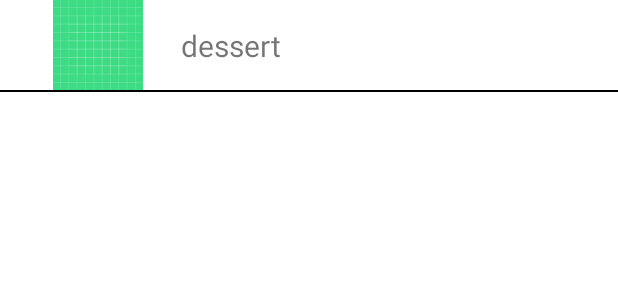
After one commit to Muppixia/AndroidERestaurant, an Android app: the layout activity_category_adapter.xml on its own in the app's theme, with its tools: preview values and no code run, on a phone screen of 412 x 824 dp. The commit adds this screen. Shown: the top 300 px of the screen. Run offline under Robolectric (Android 15) with nearby library versions, the phone set to English and light mode, and no system bars; network calls fail; Roboto replaces fonts that are not available here.

Commit message:
Commit 3

```diff
--- a/app/build.gradle
+++ b/app/build.gradle
@@ -42,7 +42,12 @@ dependencies {
     implementation 'androidx.appcompat:appcompat:1.4.1'
     implementation 'com.google.android.material:material:1.5.0'
     implementation 'androidx.constraintlayout:constraintlayout:2.1.3'
+    implementation 'com.android.volley:volley:1.2.0'
     testImplementation 'junit:junit:4.13.2'
     androidTestImplementation 'androidx.test.ext:junit:1.1.3'
     androidTestImplementation 'androidx.test.espresso:espresso-core:3.4.0'
+    implementation 'androidx.cardview:cardview:1.0.0'
+    implementation("com.android.volley:volley:1.2.1")
+    implementation 'com.google.code.gson:gson:2.8.5'
+    implementation 'com.squareup.picasso:picasso:2.71828'
 }
--- a/app/src/main/AndroidManifest.xml
+++ b/app/src/main/AndroidManifest.xml
@@ -9,6 +9,12 @@
         android:roundIcon="@mipmap/ic_launcher_round"
         android:supportsRtl="true"
         android:theme="@style/Theme.AndroidERestaurant">
+        <activity
+            android:name=".CategoryAdapter"
+            android:exported="false" />
+        <activity
+            android:name=".DetailActivity"
+            android:exported="false" />
         <activity
             android:name=".CategoryActivity"
             android:exported="false" />
--- /dev/null
+++ b/app/src/main/java/fr/isen/turcotti/androiderestaurant/model/Category.kt
@@ -0,0 +1,5 @@
+package fr.isen.turcotti.androiderestaurant.model
+
+import java.io.Serializable
+
+data class Category(val name_fr: String, val items: ArrayList<Item>) :Serializable
--- /dev/null
+++ b/app/src/main/java/fr/isen/turcotti/androiderestaurant/model/DataResult.kt
@@ -0,0 +1,5 @@
+package fr.isen.turcotti.androiderestaurant.model
+
+import java.io.Serializable
+
+data class DataResult(val data: ArrayList<Category>) :Serializable
--- /dev/null
+++ b/app/src/main/java/fr/isen/turcotti/androiderestaurant/model/Item.kt
@@ -0,0 +1,5 @@
+package fr.isen.turcotti.androiderestaurant.model
+
+import java.io.Serializable
+
+data class Item(val name_fr: String, val images: ArrayList<String>) :Serializable
--- /dev/null
+++ b/app/src/main/java/fr/isen/turcotti/androiderestaurant/model/Price.kt
@@ -0,0 +1,5 @@
+package fr.isen.turcotti.androiderestaurant.model
+
+import java.io.Serializable
+
+data class Price(val price: String) :Serializable
--- a/app/src/main/res/layout/activity_category.xml
+++ b/app/src/main/res/layout/activity_category.xml
@@ -17,6 +17,7 @@
         app:layout_constraintTop_toTopOf="parent" />
 
     <androidx.recyclerview.widget.RecyclerView
+        android:id="@+id/categoryList"
         android:layout_width="0dp"
         android:layout_height="0dp"
         android:layout_marginTop="16dp"
--- /dev/null
+++ b/app/src/main/res/layout/activity_category_adapter.xml
@@ -0,0 +1,45 @@
+<?xml version="1.0" encoding="utf-8"?>
+<?xml version="1.0" encoding="utf-8"?>
+<LinearLayout xmlns:android="http://schemas.android.com/apk/res/android"
+    xmlns:app="http://schemas.android.com/apk/res-auto"
+    xmlns:tools="http://schemas.android.com/tools"
+    android:layout_width="match_parent"
+    android:layout_height="wrap_content"
+    tools:context=".CategoryAdapter"
+    android:orientation="vertical">
+
+    <androidx.constraintlayout.widget.ConstraintLayout
+        android:id="@+id/itemView"
+        android:layout_width="match_parent"
+        android:layout_height="wrap_content"
+        android:orientation="horizontal">
+        <ImageView
+            android:id="@+id/itemImage"
+            android:layout_width="60dp"
+            android:layout_height="60dp"
+            android:src="@drawable/ic_launcher_background"
+            app:layout_constraintStart_toStartOf="parent"
+            app:layout_constraintEnd_toEndOf="parent"
+            app:layout_constraintHorizontal_bias="0.1"
+            app:layout_constraintTop_toTopOf="@id/itemView"
+            app:layout_constraintBottom_toBottomOf="@id/itemView"/>
+        <TextView
+            android:id="@+id/itemText"
+            android:layout_width="wrap_content"
+            android:layout_height="wrap_content"
+            android:textSize="20dp"
+            android:text="dessert"
+            app:layout_constraintStart_toEndOf="@id/itemImage"
+            app:layout_constraintEnd_toEndOf="parent"
+            app:layout_constraintHorizontal_bias="0.1"
+            app:layout_constraintTop_toTopOf="@id/itemView"
+            app:layout_constraintBottom_toBottomOf="@id/itemView"/>
+
+    </androidx.constraintlayout.widget.ConstraintLayout>
+
+    <View
+        android:layout_width="match_parent"
+        android:layout_height="1dp"
+        android:background="#000000" />
+
+</LinearLayout>
```
Also changed, not shown: app/src/main/java/fr/isen/turcotti/androiderestaurant/CategoryActivity.kt (+76 -0 lines), app/src/main/java/fr/isen/turcotti/androiderestaurant/CategoryAdapter.kt (added, +39 -0 lines), app/src/main/java/fr/isen/turcotti/androiderestaurant/DetailActivity.kt (added, +18 -0 lines), app/src/main/java/fr/isen/turcotti/androiderestaurant/HomeActivity.kt (+30 -0 lines), app/src/main/java/fr/isen/turcotti/androiderestaurant/VolleySingleton.kt (added, +28 -0 lines), app/src/main/res/layout/activity_detail.xml (added, +31 -0 lines), app/src/main/res/values/strings.xml (+7 -1 lines).
